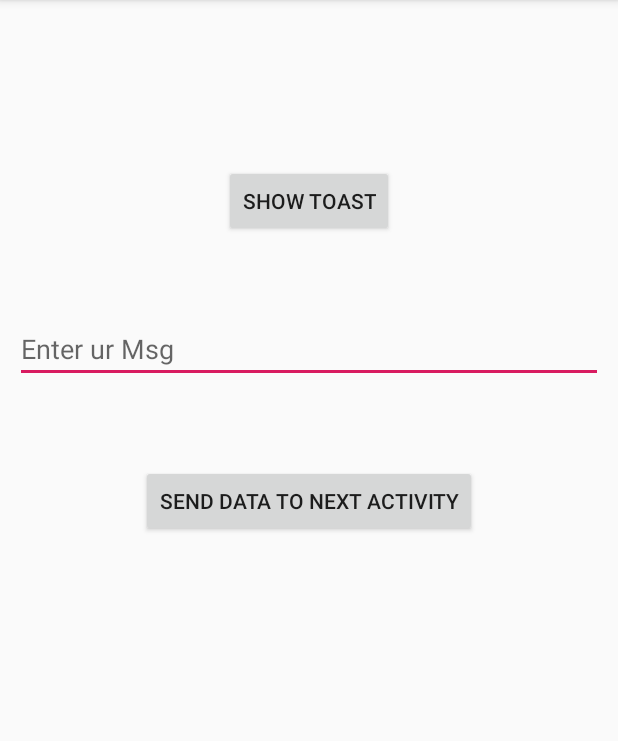
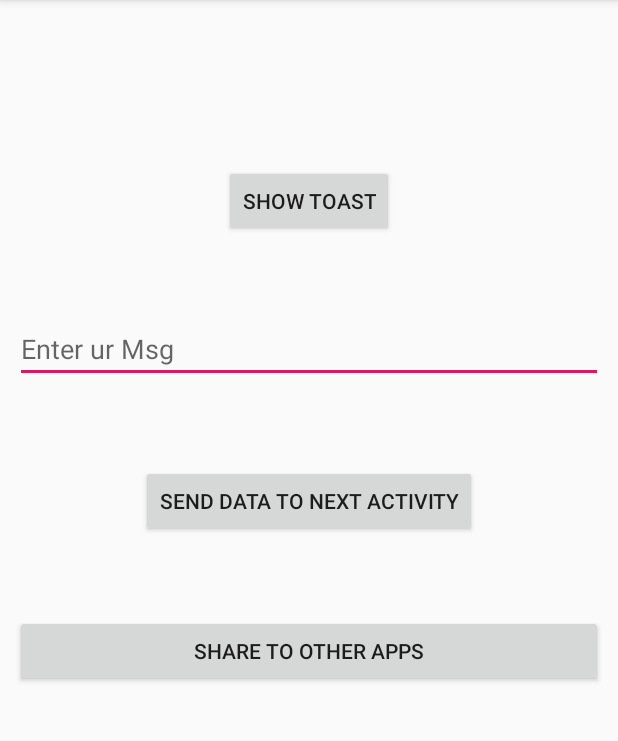
Before and after one commit to manujanethwidu/AndroidKotling, an Android app: the screen it shows after launch (MainActivity), on a phone screen of 412 x 824 dp, the part 84-825 px from its top. Run offline under Robolectric (Android 15) with nearby library versions, the phone set to English and light mode, and no system bars.

Commit message:
Section 2 Vedio5

```diff
--- a/app/src/main/java/com/example/kotlingtutorial1/SecondActivity.kt
+++ b/app/src/main/java/com/example/kotlingtutorial1/SecondActivity.kt
@@ -1,13 +1,19 @@
 package com.example.kotlingtutorial1
 
 import android.os.Bundle
+import android.widget.Toast
 import androidx.appcompat.app.AppCompatActivity
+import kotlinx.android.synthetic.main.activity_second.*
 
 class SecondActivity:AppCompatActivity(){
     override fun onCreate(savedInstanceState: Bundle?) {
         super.onCreate(savedInstanceState)
         setContentView((R.layout.activity_second))
 
+        val bundle:Bundle? = intent.extras
+      val msg =   bundle!!.getString("user_msg")
+        Toast.makeText(this,msg, Toast.LENGTH_SHORT).show()
+txvUserMsg.text = msg
     }
 
 
--- a/app/src/main/res/layout/activity_main.xml
+++ b/app/src/main/res/layout/activity_main.xml
@@ -37,4 +37,13 @@
         android:layout_centerHorizontal="true"
         android:layout_marginTop="300dp"
         android:text="Send Data to Next Activity" />
+
+    <Button
+        android:id="@+id/btnShare"
+        android:layout_width="match_parent"
+        android:layout_height="wrap_content"
+        android:layout_alignParentTop="true"
+        android:layout_centerHorizontal="true"
+        android:layout_marginTop="400dp"
+        android:text="Share to other apps" />
 </RelativeLayout>
```
Also changed, not shown: app/src/main/java/com/example/kotlingtutorial1/MainActivity.kt (+13 -1 lines), app/src/main/res/layout/activity_second.xml (+10 -0 lines).
